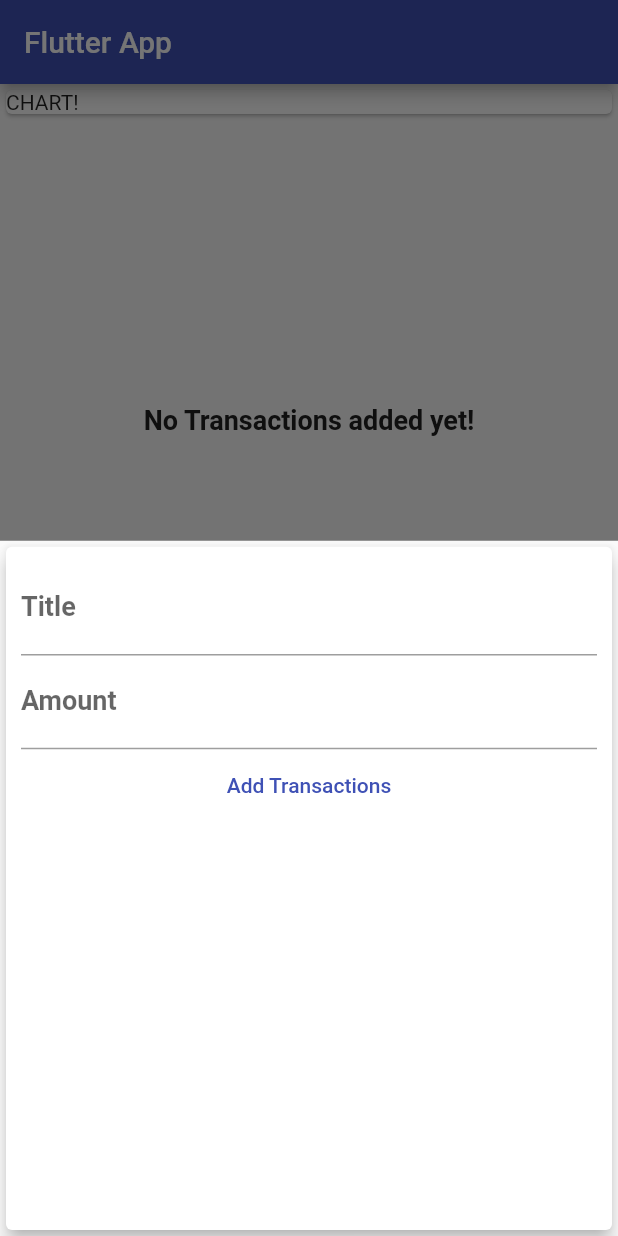
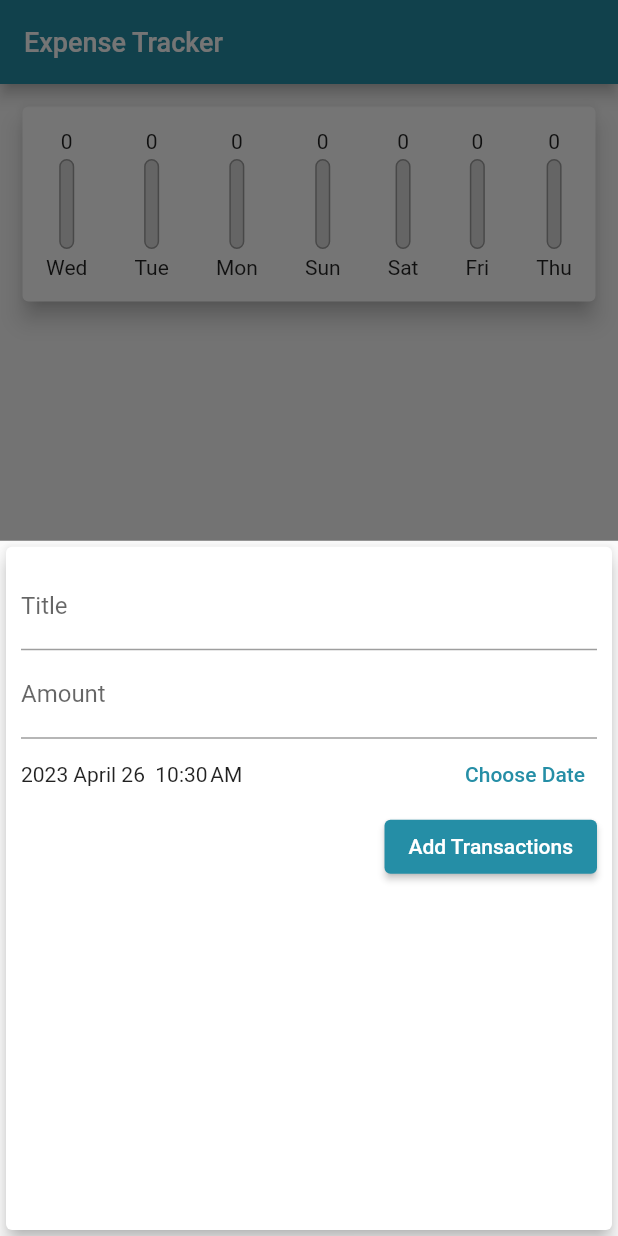
Before and after one commit to Paing-Thaw/Expense-Tracker, a Flutter app: the screen it shows after launch, after a tap on the "add" icon, on a phone screen of 412 x 824 dp. Run offline on Flutter 3.47's test engine with Material 2 defaults, Android fonts, the phone set to English and light mode, and no system bars.

Commit message:
9:05AM 4.26.2023 From Home

```diff
--- a/lib/main.dart
+++ b/lib/main.dart
@@ -1,10 +1,9 @@
-
-
 import '/widgets/new_transaction.dart';
 import 'package:flutter/material.dart';
 import 'models/transaction.dart';
 import 'package:intl/intl.dart';
 import 'widgets/transaction_list.dart';
+import 'widgets/chart.dart';
 
 void main() {
   runApp(const MyApp());
@@ -15,19 +14,25 @@ class MyApp extends StatelessWidget {
   @override
   Widget build(BuildContext context) {
     return MaterialApp(
-      title: 'Flutter App',
+      title: 'Personal Expense',
       theme: ThemeData(
           colorScheme: ColorScheme.fromSwatch().copyWith(
-            primary: const Color( 0xFF3F51B5),
-            secondary: const Color(0xFF00BCD4), // Your accent color
+            primary: const Color(0xFF258EA6),
+            secondary: const Color(0xFF549f93), // Your accent color
           ),
+          primaryColor: const Color(0xFF258EA6),
           textTheme: ThemeData.light().textTheme.copyWith(
-            subtitle1: const TextStyle(
-              fontWeight: FontWeight.bold, fontSize: 18, color: Color(0xFF212121),
-            ),
-
-          )
-      ),
+                titleLarge: const TextStyle(
+                  // fontWeight: FontWeight.bold,
+                  fontSize: 18,
+                  color: Color(0xFF258EA6),
+                ),
+                // titleMedium: const TextStyle(
+                //   // fontWeight: FontWeight.bold,
+                //   fontSize: 25,
+                //   color: Color(0xFF258EA6),
+                // ),
+              )),
       home: MyHomePage(),
     );
   }
@@ -47,12 +52,22 @@ class _MyHomePageState extends State<MyHomePage> {
     // Transaction(id: '03', title: 'Pants', amount: 60000, date: DateTime.now())
   ];
 
-  void _addNewTransaction(String newTitle, int newAmount) {
+  List<Transaction> get _recentTransactions {
+    return _transactions.where((e) {
+      return e.date.isAfter(
+        DateTime.now().subtract(
+          Duration(days: 7),
+        ),
+      );
+    }).toList();
+  }
+
+  void _addNewTransaction(String newTitle, int newAmount, DateTime chosenDate) {
     final newTransaction = Transaction(
-        id: DateTime.now.toString(),
+        id: DateTime.now().microsecond.toString(),
         title: newTitle,
         amount: newAmount,
-        date: DateTime.now());
+        date: chosenDate);
 
     setState(() {
       _transactions.add(newTransaction);
@@ -68,27 +83,34 @@ class _MyHomePageState extends State<MyHomePage> {
     );
   }
 
+  void deleteTransaction(String id) {
+    setState(() {
+      _transactions.removeWhere((tx) => tx.id == id);
+    });
+  }
+
   @override
   Widget build(BuildContext context) {
     return Scaffold(
       appBar: AppBar(
-        title: const Text('Flutter App'),
+        title: const Text('Expense Tracker'),
       ),
       body: SingleChildScrollView(
         child: Column(
           crossAxisAlignment: CrossAxisAlignment.stretch,
           children: [
-            const Card(
-              child: Text('CHART!'),
-            ),
-            TransactionList(_transactions),
+            // const Card(
+            //   child: Text('CHART!'),
+            // ),
+            Chart(_recentTransactions),
+            TransactionList(_transactions, deleteTransaction),
           ],
         ),
       ),
       floatingActionButton: FloatingActionButton(
-        child: const  Icon(Icons.add),
+        child: const Icon(Icons.add),
         onPressed: () => startAddNewTransaction(context),
-      ),// This trailing comma makes auto-formatting nicer for build methods.
+      ), // This trailing comma makes auto-formatting nicer for build methods.
     );
   }
 }
--- a/lib/widgets/chart.dart
+++ b/lib/widgets/chart.dart
@@ -0,0 +1,56 @@
+import 'package:flutter/material.dart';
+import 'package:intl/intl.dart';
+import '../models/transaction.dart';
+import 'chart_bar.dart';
+
+class Chart extends StatelessWidget {
+  // const Chart({Key? key}) : super(key: key);
+  Chart(this.recentTransactions);
+
+  final List<Transaction> recentTransactions;
+  List<Map<String, Object>> get groupedTransactionValues {
+    return List.generate(7, (index) {
+      final weekDay = DateTime.now().subtract(
+        Duration(days: index),
+      );
+      var totalSum = 0;
+      for (var i = 0; i < recentTransactions.length; i++) {
+        if (recentTransactions[i].date.day == weekDay.day &&
+            recentTransactions[i].date.month == weekDay.month &&
+            recentTransactions[i].date.year == weekDay.year) {
+          totalSum += recentTransactions[i].amount;
+        }
+      }
+      print(DateFormat.E().format(weekDay));
+      print(totalSum);
+      return {'day': DateFormat.E().format(weekDay), 'amount': totalSum};
+    });
+  }
+
+  int get totalSpending {
+    return groupedTransactionValues.fold(
+        0, (sum, item) => sum + (item['amount'] as int));
+  }
+
+  @override
+  Widget build(BuildContext context) {
+    print(groupedTransactionValues);
+    return Card(
+      margin: EdgeInsets.all(15.0),
+      elevation: 6,
+      child: Container(
+        padding: EdgeInsets.symmetric(vertical: 15.0),
+        child: Row(
+          mainAxisAlignment: MainAxisAlignment.spaceAround,
+          children: groupedTransactionValues
+              .map((e) => ChartBar(
+              (e['day'] as String),
+              (e['amount'] as int),
+              totalSpending == 0.0 ? 0.0 : (e['amount'] as int) / totalSpending)
+          )
+              .toList(),
+        ),
+      ),
+    );
+  }
+}
--- a/lib/widgets/chart_bar.dart
+++ b/lib/widgets/chart_bar.dart
@@ -0,0 +1,48 @@
+import 'package:flutter/cupertino.dart';
+import 'package:flutter/material.dart';
+
+class ChartBar extends StatelessWidget {
+  final String label;
+  final int spendingAmount;
+  final double spendingPercentage;
+
+  ChartBar(this.label, this.spendingAmount, this.spendingPercentage);
+
+  @override
+  Widget build(BuildContext context) {
+    return Column(
+      children: [
+        Text(spendingAmount.toString()),
+        SizedBox(
+          height: 4,
+        ),
+        Container(
+          height: 60,
+          width: 10,
+          child: Stack(
+            children: [
+              Container(
+                decoration: BoxDecoration(
+                    border: Border.all(color: Colors.grey, width: 1),
+                    color: Color.fromRGBO(220, 220, 220, 1),
+                    borderRadius: BorderRadius.circular(10)),
+              ),
+              FractionallySizedBox(
+                heightFactor: spendingPercentage,
+                child: Container(
+                  decoration: BoxDecoration(
+                      color: Theme.of(context).colorScheme.primary,
+                      borderRadius: BorderRadius.circular(10)),
+                ),
+              )
+            ],
+          ),
+        ),
+        SizedBox(
+          height: 4,
+        ),
+        Text(label)
+      ],
+    );
+  }
+}
--- a/lib/widgets/new_transaction.dart
+++ b/lib/widgets/new_transaction.dart
@@ -1,4 +1,5 @@
 import 'package:flutter/material.dart';
+import 'package:intl/intl.dart';
 
 class NewTransaction extends StatefulWidget {
   final Function addTransaction;
@@ -12,8 +13,10 @@ class NewTransaction extends StatefulWidget {
 class _NewTransactionState extends State<NewTransaction> {
   // const NewTransaction({Key? key}) : super(key: key);
   final titleController = TextEditingController();
+  final amountController = TextEditingController();
+  DateTime _selectedDate = DateTime.now() ;
 
-  final amountController = TextEditingController();
+
 
   void submitData() {
     final enteredTitle = titleController.text;
@@ -22,12 +25,26 @@ class _NewTransactionState extends State<NewTransaction> {
     if (enteredTitle.isEmpty || enteredAmount <= 0 ) {
       return;
     }
-    widget.addTransaction(
-        enteredTitle,
-        enteredAmount
-    );
+    widget.addTransaction(enteredTitle, enteredAmount, _selectedDate);
 
     Navigator.of(context).pop();
+  }
+
+  void _presentDatePicker() {
+    showDatePicker(
+        context: context,
+        initialDate: DateTime.now(),
+        firstDate: DateTime(2019),
+        lastDate: DateTime.now()
+    ).then((pickedDate) {
+      if(pickedDate == null) {
+        return;
+      }
+      setState(() {
+        _selectedDate = pickedDate;
+      });
+
+    });
   }
 
   @override
@@ -37,18 +54,45 @@ class _NewTransactionState extends State<NewTransaction> {
       child: Container(
         padding: EdgeInsets.all(10),
         child: Column(
-          children:  [
+          crossAxisAlignment: CrossAxisAlignment.end,
+          children: [
             TextField(
               decoration: const InputDecoration(labelText: 'Title'),
               controller: titleController,
             ),
-            TextField(decoration: const InputDecoration(labelText: 'Amount'),
+            TextField(
+              decoration: const InputDecoration(labelText: 'Amount'),
               controller: amountController,
               keyboardType: TextInputType.number,
             ),
-            TextButton(onPressed: () {
-              submitData();
-            }, child: const Text('Add Transactions'))
+            Row(
+              children: [
+                Expanded(child: Text(
+                    _selectedDate == null ? 'No Date Chosen!'
+                        :
+                    DateFormat("y MMMM dd ")
+                        .add_jm()
+                        .format(_selectedDate)
+                ),
+                ),
+                TextButton(
+                    onPressed:
+                      _presentDatePicker,
+                    child: Text('Choose Date')
+                ),
+              ],
+            ),
+            ElevatedButton(
+              onPressed: () {
+                submitData();
+              },
+              child: const Text('Add Transactions'),
+            )
+            // TextButton(onPressed: () {
+            //   submitData();
+            //   },
+            //     child: const Text('Add Transactions'),
+            // )
           ],
         ),
       ),
```
Also changed, not shown: lib/widgets/transaction_list.dart (+31 -22 lines).
